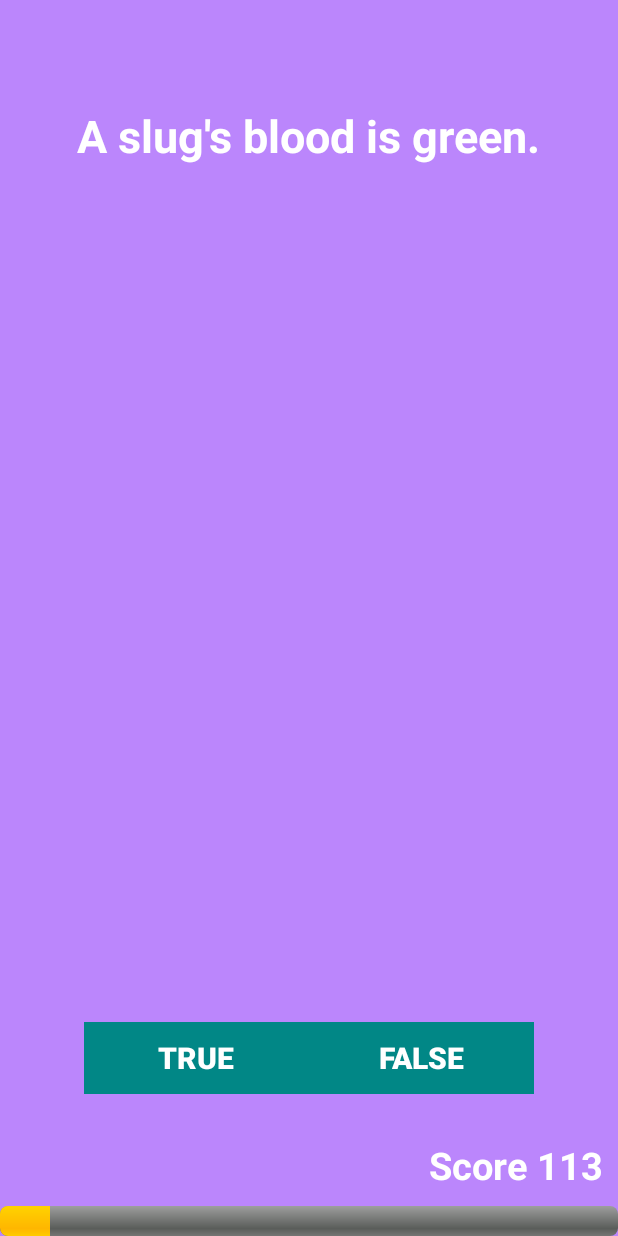
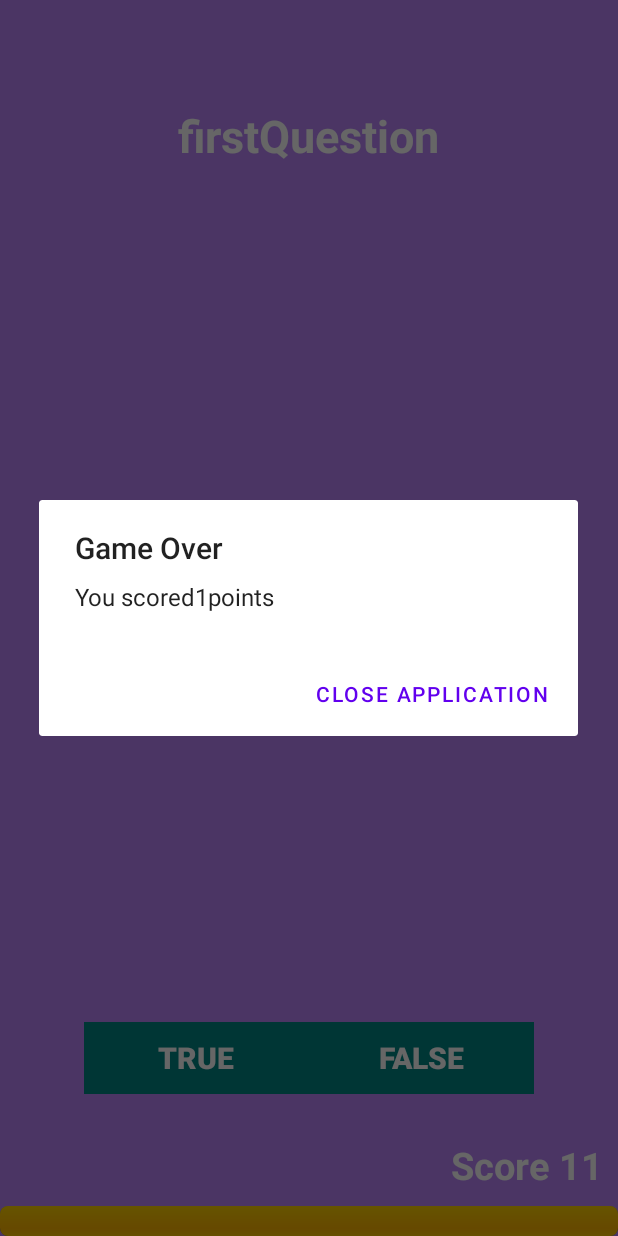
Before and after one commit to LevMartens/Java_Quizz_App_Android, an Android app: the screen it shows after launch (MainActivity), after a tap on "TRUE", on a phone screen of 412 x 824 dp. Run offline under Robolectric (Android 15) with nearby library versions, the phone set to English and light mode, and no system bars; our stand-ins replace Firebase (no records; nobody signed in at launch, a user with empty details on screens opened directly); 1 statement that could not run was skipped.

Commit message:
learning forloop

```diff
--- a/app/build.gradle
+++ b/app/build.gradle
@@ -13,6 +13,7 @@ android {
         targetSdkVersion 30
         versionCode 1
         versionName "1.0"
+        multiDexEnabled true
 
         testInstrumentationRunner "androidx.test.runner.AndroidJUnitRunner"
     }
@@ -40,5 +41,7 @@ dependencies {
     implementation platform('com.google.firebase:firebase-bom:26.2.0')
     implementation 'com.google.firebase:firebase-analytics'
     implementation 'com.google.firebase:firebase-database'
+    implementation 'com.google.firebase:firebase-firestore'
+    implementation 'androidx.multidex:multidex:2.0.1'
 }
 apply plugin: 'com.google.gms.google-services'
--- a/app/src/main/java/com/example/melbournequizzapp/MainActivity.java
+++ b/app/src/main/java/com/example/melbournequizzapp/MainActivity.java
@@ -8,20 +8,27 @@ import android.app.AlertDialog;
 import android.content.DialogInterface;
 import android.os.Bundle;
 import android.os.Bundle;
+import android.util.Log;
 import android.view.View;
 import android.widget.Button;
 import android.widget.ProgressBar;
 import android.widget.TextView;
 import android.widget.Toast;
 
-import com.google.firebase.database.ChildEventListener;
-import com.google.firebase.database.DataSnapshot;
-import com.google.firebase.database.DatabaseError;
-import com.google.firebase.database.DatabaseReference;
-import com.google.firebase.database.FirebaseDatabase;
-import com.google.firebase.database.ValueEventListener;
+import com.google.android.gms.tasks.OnCompleteListener;
+import com.google.android.gms.tasks.Task;
+import com.google.firebase.firestore.CollectionReference;
+import com.google.firebase.firestore.DocumentReference;
+import com.google.firebase.firestore.DocumentSnapshot;
+import com.google.firebase.firestore.FirebaseFirestore;
+import com.google.firebase.firestore.FirebaseFirestoreSettings;
 
+import java.sql.Array;
 import java.util.ArrayList;
+import java.util.Arrays;
+import java.util.HashMap;
+import java.util.List;
+import java.util.Map;
 
 
 public class MainActivity extends Activity {
@@ -34,39 +41,49 @@ public class MainActivity extends Activity {
      Button mFalseButton;
      TextView mQuestionTextView;
      int mIndex;
-     int mQuestion;
+     String mQuestion;
      int mScore;
      TextView mScoreTextView;
      ProgressBar mProgressbar;
-     ArrayList<DataSnapshot> mSapshotList;
-     //DatabaseReference mDatabaseReference;
+     EmployeePojo fetched;
+     String test1;
+     boolean test2;
+    String test3;
+    boolean test4;
+    String test5;
+    boolean test6;
+    private  List<TrueFalse> mQuestionBank = new ArrayList<TrueFalse>();
+
+
 
     // TODO: Uncomment to create question bank
-    private TrueFalse[] mQuestionBank = new TrueFalse[] {
-            new TrueFalse(R.string.question_1, true),
-            new TrueFalse(R.string.question_2, true),
-            new TrueFalse(R.string.question_3, true),
-            new TrueFalse(R.string.question_4, true),
-            new TrueFalse(R.string.question_5, true),
-            new TrueFalse(R.string.question_6, false),
-            new TrueFalse(R.string.question_7, true),
-            new TrueFalse(R.string.question_8, false),
-            new TrueFalse(R.string.question_9, true),
-            new TrueFalse(R.string.question_10, true),
-            new TrueFalse(R.string.question_11, false),
-            new TrueFalse(R.string.question_12, false),
-            new TrueFalse(R.string.question_13,true)
-    };
+
+//    private TrueFalse[] mQuestionBank = new TrueFalse[] {
+//            new TrueFalse(R.string.question_1, true),
+//            new TrueFalse(R.string.question_2, true),
+//            new TrueFalse(R.string.question_3, true),
+//            new TrueFalse(R.string.question_4, true),
+//            new TrueFalse(R.string.question_5, true),
+//            new TrueFalse(R.string.question_6, false),
+//            new TrueFalse(R.string.question_7, true),
+//            new TrueFalse(R.string.question_8, false),
+//            new TrueFalse(R.string.question_9, true),
+//            new TrueFalse(R.string.question_10, true),
+//            new TrueFalse(R.string.question_11, false),
+//            new TrueFalse(R.string.question_12, false),
+//            new TrueFalse(R.string.question_13,true)
+//    };
 
     // TODO: Declare constants here
-    final int PROGRESS_BAR_INCREMENT = (int) Math.ceil(100.0 / mQuestionBank.length);
+    final int PROGRESS_BAR_INCREMENT = (int) Math.ceil(100.0 / mQuestionBank.size());
 
     @Override
     protected void onCreate(Bundle savedInstanceState) {
         super.onCreate(savedInstanceState);
         setContentView(R.layout.activity_main);
-        final FirebaseDatabase database = FirebaseDatabase.getInstance();
-        DatabaseReference ref = database.getReference("server/saving-data/fireblog/posts");
+
+        FirebaseFirestore db = FirebaseFirestore.getInstance();
+
       mTrueButton = (Button) findViewById(R.id.true_button);
       mFalseButton = (Button) findViewById(R.id.false_button);
       mQuestionTextView = (TextView) findViewById(R.id.question_text_view);
@@ -74,24 +91,77 @@ public class MainActivity extends Activity {
       mProgressbar = (ProgressBar) findViewById(R.id.progress_bar);
 
 
-       ref.addValueEventListener(new ValueEventListener() {
-           @Override
-           public void onDataChange(@NonNull DataSnapshot snapshot) {
-               Post post = snapshot.getValue(Post.class);
-               System.out.println(post);
-           }
-
-           @Override
-           public void onCancelled(@NonNull DatabaseError error) {
-               System.out.println("The read failed: " + error.getCode());
-           }
-       });
+        DocumentReference docRef = db.collection("questionBank").document("questions");
 
 
 
 
 
-      mQuestion = mQuestionBank[mIndex].getmQuestionID();
+
+        Log.d("Fetched", "OOoooooooooooooooooooooooooooooooooooooooooooooooooooooo1");
+
+
+        docRef.get().addOnCompleteListener(new OnCompleteListener<DocumentSnapshot>() {
+            @Override
+            public void onComplete(@NonNull Task<DocumentSnapshot> task) {
+                Log.d("Fetched", "OOoooooooooo0000oooooooooooooooooooooOOoooooooooooooooooooooooooooooooooooooooooooooooooooooooooooo2");
+                if (task.isSuccessful()) {
+                    Log.d("Fetched", "OOooooooooOOoooooooooooooooooooooooooooooooooooooooooooooooooooooooo3");
+                    DocumentSnapshot document = task.getResult();
+                    if (document.exists()) {
+                        Log.d("o", "DocumentSnapshot data: " + document.getData());
+                        fetched = document.toObject(EmployeePojo.class);
+                        Log.d("Fetched", "fetched!"  +fetched.question1 +fetched.question2 +fetched.question3);
+
+
+                        //test1 = fetched.question;
+
+                        for (Map.Entry<String, Boolean> pair : fetched.question1.entrySet()) {
+                            test1 = pair.getKey();
+                              test2 = pair.getValue();
+
+                              mQuestionBank.add(1, new TrueFalse(test1,test2));
+
+
+                        }
+                        for (fetched.question1.size()) {
+                            fetched.question1.get(i);
+
+                        }
+//                        for (Map.Entry<String, Boolean> pair : fetched.question2.entrySet()) {
+//                            test3 = pair.getKey();
+//                            test4 = pair.getValue();
+//
+//                        }
+//                        for (Map.Entry<String, Boolean> pair : fetched.question3.entrySet()) {
+//                            test5 = pair.getKey();
+//                            test6 = pair.getValue();
+//
+//                        }
+
+//                        test2 = fetched.question.answer;
+
+                        Log.d("test", "foooooooo   " +test1+ "  "+test2);
+                        Log.d("test", "paaaaaaaa   " +test3+ "  "+test4);
+
+
+                    } else {
+                        Log.d("d", "No such document");
+                    }
+                } else {
+                    Log.d("r", "get failed with ", task.getException());
+                }
+            }
+        });
+
+
+
+
+
+
+
+      mQuestionBank.add(new TrueFalse("firstQuestion",true));
+      mQuestion = mQuestionBank.get(mIndex).getmQuestionID();
 
         mQuestionTextView.setText(mQuestion);
 
@@ -122,7 +192,7 @@ public class MainActivity extends Activity {
 
     }
     private void updateQuestion(){
-        mIndex = (mIndex +1 % mQuestionBank.length);
+        mIndex = (mIndex +1 % mQuestionBank.size());
 
         if(mIndex == 0){
             AlertDialog.Builder alert = new AlertDialog.Builder(this);
@@ -138,14 +208,14 @@ public class MainActivity extends Activity {
             alert.show();
         }
 
-        mQuestion = mQuestionBank[mIndex].getmQuestionID();
+        mQuestion = mQuestionBank.get(mIndex).getmQuestionID();
         mQuestionTextView.setText(mQuestion);
         mProgressbar.incrementProgressBy(PROGRESS_BAR_INCREMENT);
-        mScoreTextView.setText("Score " + mScore + mQuestionBank.length);
+        mScoreTextView.setText("Score " + mScore + mQuestionBank.size());
     }
 
     private void checkAnswer(boolean userSelection) {
-        boolean correctAnswer = mQuestionBank[mIndex].ismAnswer();
+        boolean correctAnswer = mQuestionBank.get(mIndex).ismAnswer();
 
         if(userSelection == correctAnswer) {
             Toast.makeText(getApplicationContext(), R.string.correct_toast, Toast.LENGTH_SHORT).show();
@@ -155,13 +225,61 @@ public class MainActivity extends Activity {
         }
     }
 }
- class Post {
 
-    public String author;
-    public String title;
+class EmployeePojo {
 
-    public Post(String author, String title) {
-        // ...
+
+    public HashMap<String, Boolean> question1;
+    public HashMap<String, Boolean> question2;
+    public HashMap<String, Boolean> question3;
+
+    public EmployeePojo() {
+
     }
 
+    public EmployeePojo( HashMap<String, Boolean> question1, HashMap<String, Boolean> question2, HashMap<String, Boolean> question3) {
+
+        this.question1 = question1;
+        this.question2 = question2;
+        this.question3 = question3;
+    }
+
+
 }
+
+//class EmployeePojo {
+//
+////    public HashMap<String, Boolean> question1;
+////    public HashMap<String, Boolean> question2;
+////    public HashMap<String, Boolean> question3;
+//    public String hoi;
+//
+//    public EmployeePojo() {
+//
+//    }
+//
+//    public EmployeePojo( String hoi) {
+//
+//        this.hoi = hoi;
+//    }
+//
+//
+//}
+
+class QuestionPojo {
+
+    public String question;
+    public boolean answer;
+
+
+    public QuestionPojo() {
+
+    }
+
+    public QuestionPojo(String question, boolean answer) {
+        this.answer = answer;
+        this.question = question;
+    }
+
+
+}
--- a/app/src/main/java/com/example/melbournequizzapp/TrueFalse.java
+++ b/app/src/main/java/com/example/melbournequizzapp/TrueFalse.java
@@ -3,21 +3,21 @@ package com.example.melbournequizzapp;
 public class TrueFalse {
 
 
-    private int mQuestionID;
+    private String mQuestionID;
     private boolean mAnswer;
 
-    public TrueFalse(int questionResourceID, boolean trueOrFalse) {
+    public TrueFalse(String questionResourceID, boolean trueOrFalse) {
 
         mQuestionID = questionResourceID;
         mAnswer = trueOrFalse;
 
     }
 
-    public int getmQuestionID() {
+    public String getmQuestionID() {
         return mQuestionID;
     }
 
-    public void setmQuestionID(int mQuestionID) {
+    public void setmQuestionID(String mQuestionID) {
         this.mQuestionID = mQuestionID;
     }
 
```
